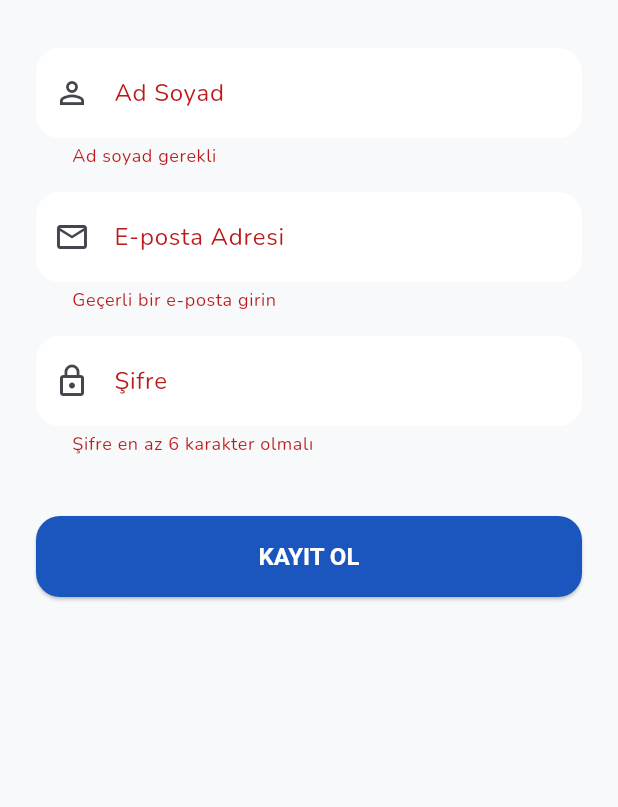
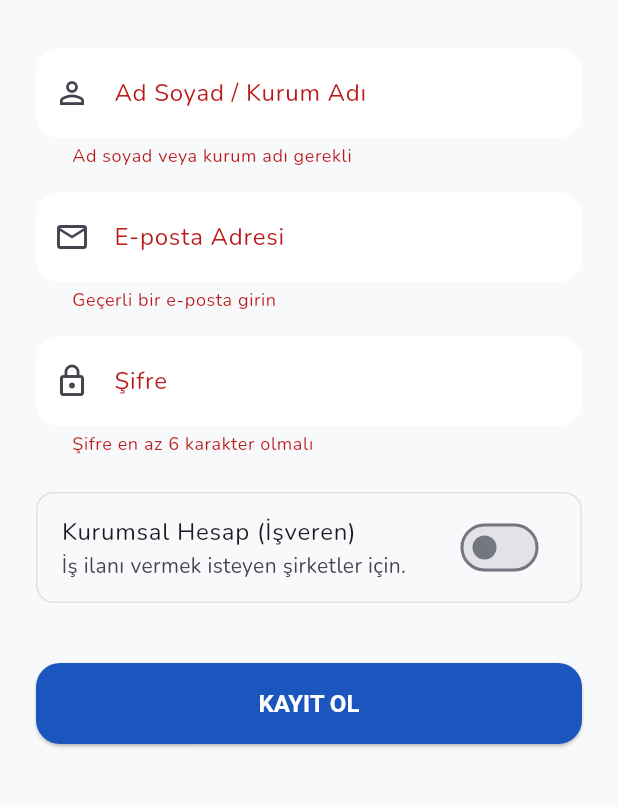
Before and after one commit to OmerCanInan/engelsiz-turkiye, a Flutter app: the RegisterPage screen opened directly, after a tap on "KAYIT OL", on a phone screen of 412 x 824 dp, the part 150-957 px from its top. Run offline on Flutter 3.47's test engine with Material 3 defaults, Android fonts, the phone set to English and light mode, and no system bars; our stand-ins replace flutter_riverpod, geolocator, google_fonts, google_maps_flutter, supabase_flutter; accounts and stored records are empty.

Commit message:
Feat: Sirket kayit secenegi eklendi ve isler tablosu guncellendi

```diff
--- a/lib/data/repositories/job_repository.dart
+++ b/lib/data/repositories/job_repository.dart
@@ -10,7 +10,6 @@ class JobRepository {
       final response = await _client
           .from('jobs')
           .select()
-          .eq('status', 'approved')
           .order('created_at', ascending: false);
 
       final List<dynamic> data = response as List<dynamic>;
@@ -28,7 +27,6 @@ class JobRepository {
           .from('jobs')
           .select()
           .ilike('title', '%$query%')
-          .eq('status', 'approved')
           .order('created_at', ascending: false);
 
       final List<dynamic> data = response as List<dynamic>;
--- a/lib/presentation/pages/register_page.dart
+++ b/lib/presentation/pages/register_page.dart
@@ -1,4 +1,5 @@
 import 'package:flutter/material.dart';
+import 'package:supabase_flutter/supabase_flutter.dart';
 import '../../services/auth_service.dart';
 
 class RegisterPage extends StatefulWidget {
@@ -14,6 +15,7 @@ class _RegisterPageState extends State<RegisterPage> {
   final _passwordController = TextEditingController();
   final _nameController = TextEditingController();
   bool _isLoading = false;
+  bool _isCompany = false; // Şirket mi?
 
   @override
   void dispose() {
@@ -32,23 +34,31 @@ class _RegisterPageState extends State<RegisterPage> {
           email: _emailController.text,
           password: _passwordController.text,
           fullName: _nameController.text,
-          disabilityType: 'belirtilmedi', // Rapor gereği seçimleri kaldırdık
-          disabilityPercentage: 0,
+          isCompany: _isCompany,
         );
+
+        // Supabase otomatik giriş yaptığı için alt tarafta Ana Menü yüklendi.
+        // Bu sayfayı (Kayıt Ol) kapatıp Ana Menü'yü gösteriyoruz.
+        if (mounted) {
+          Navigator.of(context).popUntil((route) => route.isFirst);
+        }
+      } on AuthException catch (e) {
+        String message = 'Kayıt Hatası: ${e.message}';
+        if (e.message.contains('User already registered')) {
+          message = 'Bu e-posta zaten kullanımda! Lütfen giriş yapmayı deneyin.';
+        } else if (e.message.contains('429')) {
+          message = 'Çok fazla istek yapıldı. Lütfen biraz bekleyin.';
+        }
+
         if (mounted) {
           ScaffoldMessenger.of(context).showSnackBar(
-            const SnackBar(content: Text('Kayıt başarılı! Giriş yapabilirsiniz.')),
+            SnackBar(content: Text(message, style: const TextStyle(color: Colors.white)), backgroundColor: Colors.red),
           );
-          Navigator.pop(context);
         }
       } catch (e) {
-        String message = 'Hata: $e';
-        if (e.toString().contains('429')) {
-          message = 'Çok fazla istek yapıldı. Lütfen birkaç dakika bekleyin.';
-        }
         if (mounted) {
           ScaffoldMessenger.of(context).showSnackBar(
-            SnackBar(content: Text(message)),
+            SnackBar(content: Text('Beklenmeyen hata: $e', style: const TextStyle(color: Colors.white)), backgroundColor: Colors.red),
           );
         }
       } finally {
@@ -77,10 +87,10 @@ class _RegisterPageState extends State<RegisterPage> {
               TextFormField(
                 controller: _nameController,
                 decoration: const InputDecoration(
-                  labelText: 'Ad Soyad',
+                  labelText: 'Ad Soyad / Kurum Adı',
                   prefixIcon: Icon(Icons.person_outline),
                 ),
-                validator: (v) => v!.isEmpty ? 'Ad soyad gerekli' : null,
+                validator: (v) => v!.isEmpty ? 'Ad soyad veya kurum adı gerekli' : null,
               ),
               const SizedBox(height: 16),
               TextFormField(
@@ -101,6 +111,23 @@ class _RegisterPageState extends State<RegisterPage> {
                 ),
                 validator: (v) => v!.length < 6 ? 'Şifre en az 6 karakter olmalı' : null,
               ),
+              const SizedBox(height: 24),
+              Container(
+                decoration: BoxDecoration(
+                  border: Border.all(color: Colors.grey.shade300),
+                  borderRadius: BorderRadius.circular(12),
+                ),
+                child: SwitchListTile(
+                  title: const Text('Kurumsal Hesap (İşveren)'),
+                  subtitle: const Text('İş ilanı vermek isteyen şirketler için.'),
+                  value: _isCompany,
+                  onChanged: (val) {
+                    setState(() {
+                      _isCompany = val;
+                    });
+                  },
+                ),
+              ),
               const SizedBox(height: 40),
               ElevatedButton(
                 onPressed: _isLoading ? null : _handleRegister,
```
Also changed, not shown: lib/data/models/job_model.dart (+9 -9 lines), lib/main.dart (+6 -13 lines), lib/presentation/pages/login_page.dart (+14 -2 lines), lib/services/auth_service.dart (+12 -7 lines), 4 other files.
